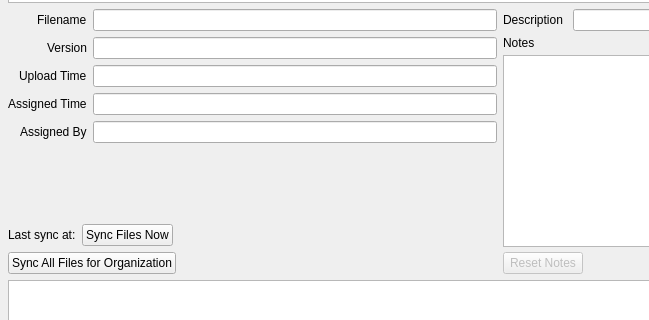
epcpower/stlib, file epyqlib/tabs/files/filesview.ui: the form before one commit; both pictures show x 0 to 649 and y 120 to 440 of the 1000 by 600 pixel window.
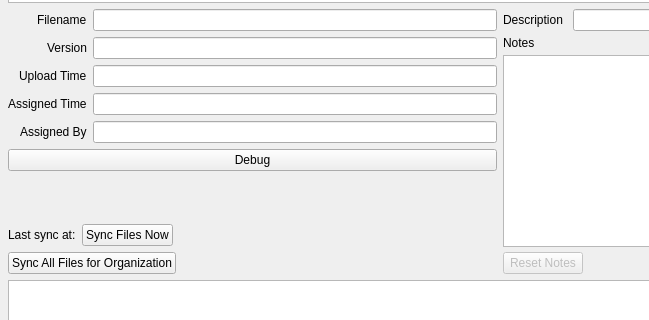
The form after the commit.

The edit to the form file:
```diff
--- a/epyqlib/tabs/files/filesview.ui
+++ b/epyqlib/tabs/files/filesview.ui
@@ -199,6 +199,13 @@
            </item>
           </layout>
          </item>
+         <item>
+          <widget class="QPushButton" name="btn_debug">
+           <property name="text">
+            <string>Debug</string>
+           </property>
+          </widget>
+         </item>
          <item>
           <spacer name="verticalSpacer">
            <property name="orientation">
```
